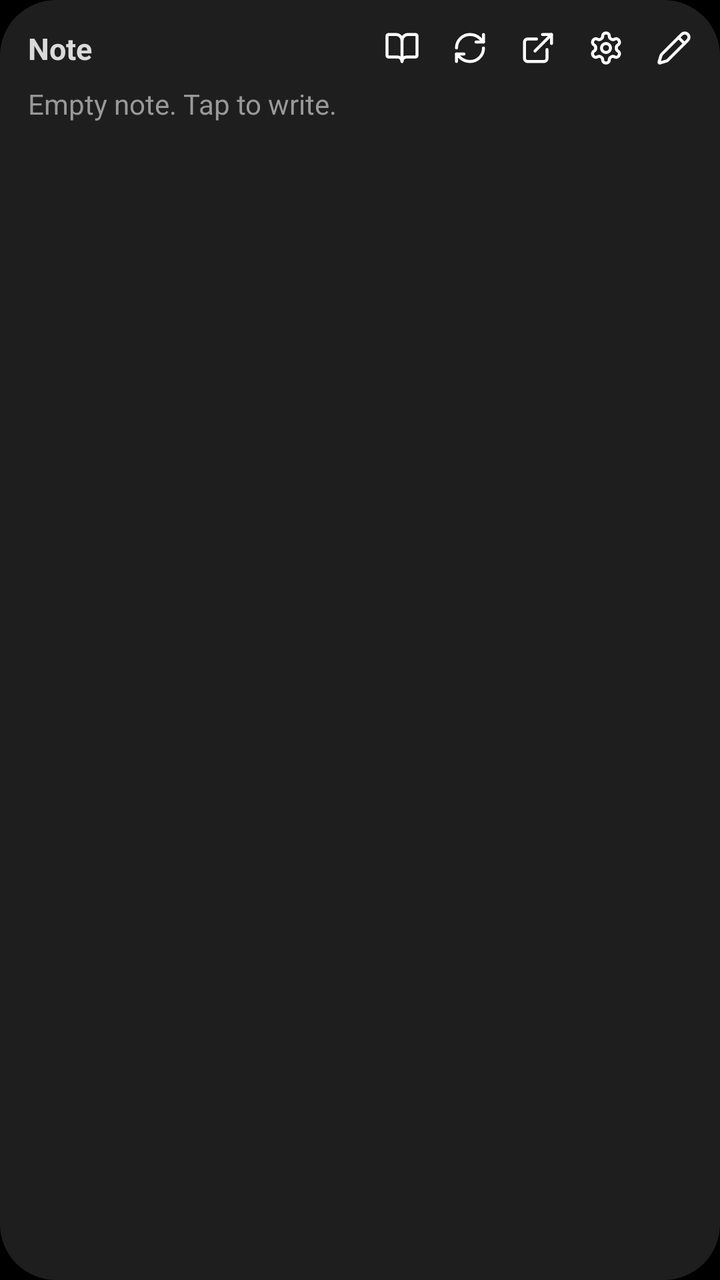
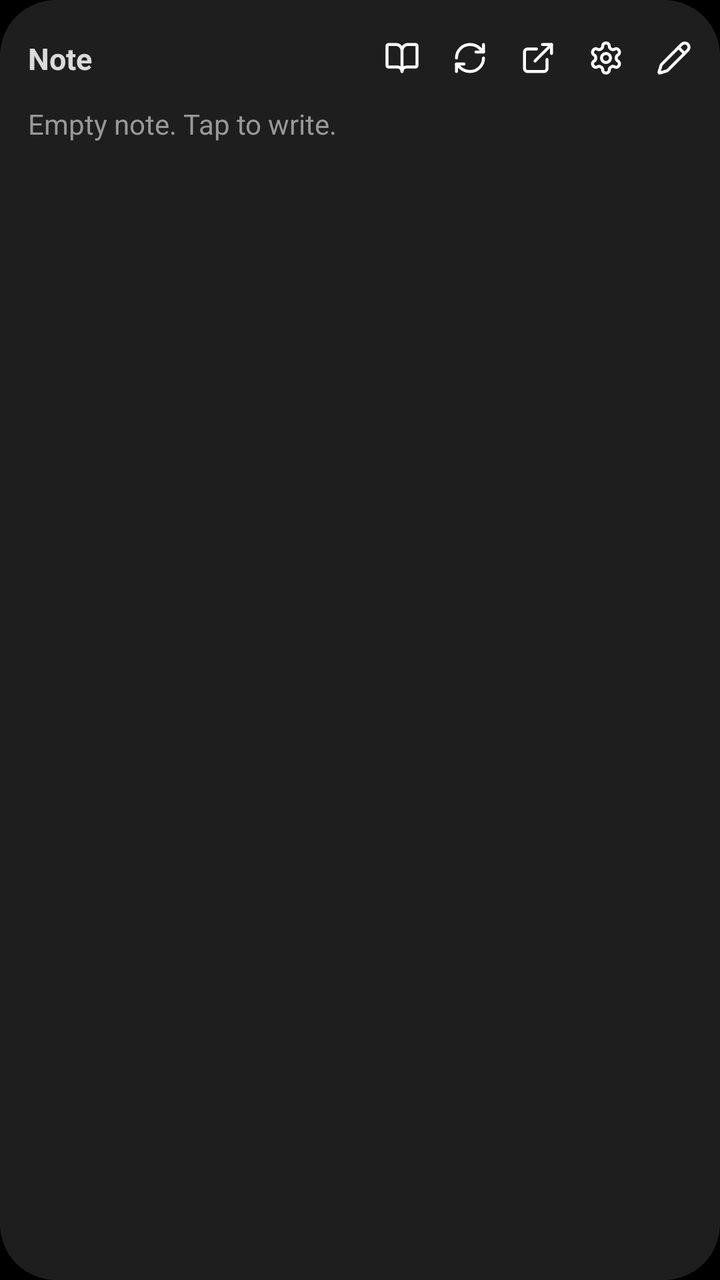

The first picture is an Android layout as it rendered before a commit; the second is the same layout after the commit. The layout source and the unified diff follow.
<!-- AndroidManifest.xml: application theme Theme.ObsidianWidget -->
<!-- res/layout/widget_note.xml -->
<?xml version="1.0" encoding="utf-8"?>
<FrameLayout xmlns:android="http://schemas.android.com/apk/res/android"
    android:id="@android:id/background"
    android:layout_width="match_parent"
    android:layout_height="match_parent">

    <ImageView
        android:id="@+id/bg"
        android:layout_width="match_parent"
        android:layout_height="match_parent"
        android:scaleType="fitXY"
        android:src="@drawable/widget_bg"
        android:tint="#FF1E1E1E"
        android:importantForAccessibility="no" />

    <LinearLayout
        android:layout_width="match_parent"
        android:layout_height="match_parent"
        android:orientation="vertical"
        android:paddingStart="14dp"
        android:paddingEnd="6dp"
        android:paddingTop="6dp"
        android:paddingBottom="10dp">

        <LinearLayout
            android:id="@+id/header"
            android:layout_width="match_parent"
            android:layout_height="wrap_content"
            android:gravity="center_vertical"
            android:orientation="horizontal">

            
            <ImageView
                android:id="@+id/title"
                android:layout_width="0dp"
                android:layout_height="wrap_content"
                android:layout_weight="1"
                android:visibility="gone"
                android:minHeight="34dp"
                android:scaleType="fitStart"
                android:paddingVertical="6dp" />

            
            <TextView
                android:id="@+id/title_text"
                android:layout_width="0dp"
                android:layout_height="wrap_content"
                android:layout_weight="1"
                android:ellipsize="end"
                android:singleLine="true"
                android:paddingVertical="8dp"
                android:text="@string/widget_title_placeholder"
                android:textColor="#FFDADADA"
                android:textSize="15sp"
                android:textStyle="bold" />

            <ImageView
                android:id="@+id/btn_read"
                android:layout_width="34dp"
                android:layout_height="34dp"
                android:padding="8dp"
                android:src="@drawable/ic_read"
                android:contentDescription="@string/reading_mode" />

            <ImageView
                android:id="@+id/btn_refresh"
                android:layout_width="34dp"
                android:layout_height="34dp"
                android:padding="8dp"
                android:src="@drawable/ic_refresh"
                android:contentDescription="@string/refresh" />

            
            <ProgressBar
                android:id="@+id/refresh_spin"
                android:layout_width="34dp"
                android:layout_height="34dp"
                android:padding="8dp"
                android:indeterminate="true"
                android:indeterminateDrawable="@drawable/refresh_spin"
                android:indeterminateDuration="900"
                android:visibility="gone" />

            <ImageView
                android:id="@+id/btn_open"
                android:layout_width="34dp"
                android:layout_height="34dp"
                android:padding="8dp"
                android:src="@drawable/ic_open"
                android:contentDescription="@string/open_in_obsidian" />

            <ImageView
                android:id="@+id/btn_settings"
                android:layout_width="34dp"
                android:layout_height="34dp"
                android:padding="8dp"
                android:src="@drawable/ic_settings"
                android:contentDescription="@string/settings" />

            <ImageView
                android:id="@+id/btn_edit"
                android:layout_width="34dp"
                android:layout_height="34dp"
                android:padding="8dp"
                android:src="@drawable/ic_edit"
                android:contentDescription="@string/edit" />
        </LinearLayout>

        <FrameLayout
            android:layout_width="match_parent"
            android:layout_height="0dp"
            android:layout_weight="1"
            android:paddingEnd="8dp">

            <ListView
                android:id="@+id/list"
                android:layout_width="match_parent"
                android:layout_height="match_parent"
                android:divider="@null"
                android:dividerHeight="0dp"
                android:listSelector="@android:color/transparent"
                android:scrollbars="none" />

            <TextView
                android:id="@+id/empty"
                android:layout_width="match_parent"
                android:layout_height="match_parent"
                android:gravity="top|start"
                android:text="@string/empty_note"
                android:textColor="#FF999999"
                android:textSize="14sp" />
        </FrameLayout>
    </LinearLayout>
</FrameLayout>
<!-- resources referenced by this layout -->
<resources>
  <!-- drawable ic_edit (drawable) -->
  <?xml version="1.0" encoding="utf-8"?>
  <vector xmlns:android="http://schemas.android.com/apk/res/android"
      android:width="24dp" android:height="24dp" android:viewportWidth="24" android:viewportHeight="24">
      <path
          android:pathData="M21.174 6.812a1 1 0 0 0-3.986-3.987L3.842 16.174a2 2 0 0 0-.5.83l-1.321 4.352a.5.5 0 0 0 .623.622l4.353-1.32a2 2 0 0 0 .83-.497z"
          android:strokeColor="#FFFFFFFF"
          android:strokeWidth="2"
          android:strokeLineCap="round"
          android:strokeLineJoin="round" />
      <path
          android:pathData="m15 5 4 4"
          android:strokeColor="#FFFFFFFF"
          android:strokeWidth="2"
          android:strokeLineCap="round"
          android:strokeLineJoin="round" />
  </vector>
  <!-- drawable ic_open (drawable) -->
  <?xml version="1.0" encoding="utf-8"?>
  <vector xmlns:android="http://schemas.android.com/apk/res/android"
      android:width="24dp" android:height="24dp" android:viewportWidth="24" android:viewportHeight="24">
      <path
          android:pathData="M15 3h6v6"
          android:strokeColor="#FFFFFFFF"
          android:strokeWidth="2"
          android:strokeLineCap="round"
          android:strokeLineJoin="round" />
      <path
          android:pathData="M10 14 21 3"
          android:strokeColor="#FFFFFFFF"
          android:strokeWidth="2"
          android:strokeLineCap="round"
          android:strokeLineJoin="round" />
      <path
          android:pathData="M18 13v6a2 2 0 0 1-2 2H5a2 2 0 0 1-2-2V8a2 2 0 0 1 2-2h6"
          android:strokeColor="#FFFFFFFF"
          android:strokeWidth="2"
          android:strokeLineCap="round"
          android:strokeLineJoin="round" />
  </vector>
  <!-- drawable ic_read (drawable) -->
  <?xml version="1.0" encoding="utf-8"?>
  <vector xmlns:android="http://schemas.android.com/apk/res/android"
      android:width="24dp" android:height="24dp" android:viewportWidth="24" android:viewportHeight="24">
      <path
          android:pathData="M12 7v14"
          android:strokeColor="#FFFFFFFF"
          android:strokeWidth="2"
          android:strokeLineCap="round"
          android:strokeLineJoin="round" />
      <path
          android:pathData="M3 18a1 1 0 0 1 -1 -1V4a1 1 0 0 1 1 -1h5a4 4 0 0 1 4 4a4 4 0 0 1 4 -4h5a1 1 0 0 1 1 1v13a1 1 0 0 1 -1 1h-6a3 3 0 0 0 -3 3a3 3 0 0 0 -3 -3z"
          android:strokeColor="#FFFFFFFF"
          android:strokeWidth="2"
          android:strokeLineCap="round"
          android:strokeLineJoin="round" />
  </vector>
  <!-- drawable refresh_spin (drawable) -->
  <?xml version="1.0" encoding="utf-8"?>
  <rotate xmlns:android="http://schemas.android.com/apk/res/android"
      android:drawable="@drawable/ic_refresh"
      android:fromDegrees="0"
      android:toDegrees="360"
      android:pivotX="50%"
      android:pivotY="50%" />
  <!-- drawable widget_bg (drawable) -->
  <?xml version="1.0" encoding="utf-8"?>
  <shape xmlns:android="http://schemas.android.com/apk/res/android" android:shape="rectangle">
      <solid android:color="#FFFFFFFF" />
      <corners android:radius="@dimen/widget_radius" />
  </shape>
  <string name="edit">Edit note</string>
  <string name="empty_note">Empty note. Tap to write.</string>
  <string name="open_in_obsidian">Open in Obsidian</string>
  <string name="reading_mode">Reading mode</string>
  <string name="refresh">Refresh</string>
  <string name="settings">Widget settings</string>
  <string name="widget_title_placeholder">Note</string>
  <style name="Theme.ObsidianWidget" parent="android:Theme.Material.NoActionBar">
          <item name="android:windowBackground">@android:color/black</item>
      </style>
  <dimen name="widget_radius">20dp</dimen>
  <!-- unchanged entries left out for length: 2 -->
</resources>

<!-- the commit's change to res/layout/widget_note.xml (unified diff, before → after) -->
@@ -36,9 +36,9 @@
                 android:layout_height="wrap_content"
                 android:layout_weight="1"
                 android:visibility="gone"
-                android:minHeight="34dp"
+                android:minHeight="44dp"
                 android:scaleType="fitStart"
-                android:paddingVertical="6dp" />
+                android:paddingVertical="11dp" />
 
             
             <TextView
@@ -48,7 +48,7 @@
                 android:layout_weight="1"
                 android:ellipsize="end"
                 android:singleLine="true"
-                android:paddingVertical="8dp"
+                android:paddingVertical="13dp"
                 android:text="@string/widget_title_placeholder"
                 android:textColor="#FFDADADA"
                 android:textSize="15sp"
@@ -57,16 +57,18 @@
             <ImageView
                 android:id="@+id/btn_read"
                 android:layout_width="34dp"
-                android:layout_height="34dp"
-                android:padding="8dp"
+                android:layout_height="44dp"
+                android:paddingHorizontal="8dp"
+                android:paddingVertical="13dp"
                 android:src="@drawable/ic_read"
                 android:contentDescription="@string/reading_mode" />
 
             <ImageView
                 android:id="@+id/btn_refresh"
                 android:layout_width="34dp"
-                android:layout_height="34dp"
-                android:padding="8dp"
+                android:layout_height="44dp"
+                android:paddingHorizontal="8dp"
+                android:paddingVertical="13dp"
                 android:src="@drawable/ic_refresh"
                 android:contentDescription="@string/refresh" />
 
@@ -74,8 +76,9 @@
             <ProgressBar
                 android:id="@+id/refresh_spin"
                 android:layout_width="34dp"
-                android:layout_height="34dp"
-                android:padding="8dp"
+                android:layout_height="44dp"
+                android:paddingHorizontal="8dp"
+                android:paddingVertical="13dp"
                 android:indeterminate="true"
                 android:indeterminateDrawable="@drawable/refresh_spin"
                 android:indeterminateDuration="900"
@@ -84,24 +87,27 @@
             <ImageView
                 android:id="@+id/btn_open"
                 android:layout_width="34dp"
-                android:layout_height="34dp"
-                android:padding="8dp"
+                android:layout_height="44dp"
+                android:paddingHorizontal="8dp"
+                android:paddingVertical="13dp"
                 android:src="@drawable/ic_open"
                 android:contentDescription="@string/open_in_obsidian" />
 
             <ImageView
                 android:id="@+id/btn_settings"
                 android:layout_width="34dp"
-                android:layout_height="34dp"
-                android:padding="8dp"
+                android:layout_height="44dp"
+                android:paddingHorizontal="8dp"
+                android:paddingVertical="13dp"
                 android:src="@drawable/ic_settings"
                 android:contentDescription="@string/settings" />
 
             <ImageView
                 android:id="@+id/btn_edit"
                 android:layout_width="34dp"
-                android:layout_height="34dp"
-                android:padding="8dp"
+                android:layout_height="44dp"
+                android:paddingHorizontal="8dp"
+                android:paddingVertical="13dp"
                 android:src="@drawable/ic_edit"
                 android:contentDescription="@string/edit" />
         </LinearLayout>
